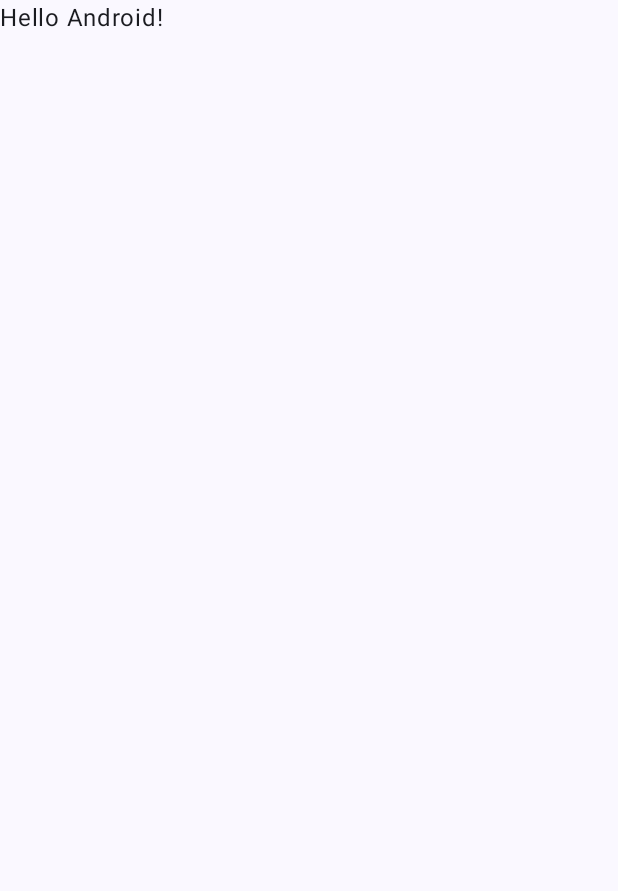
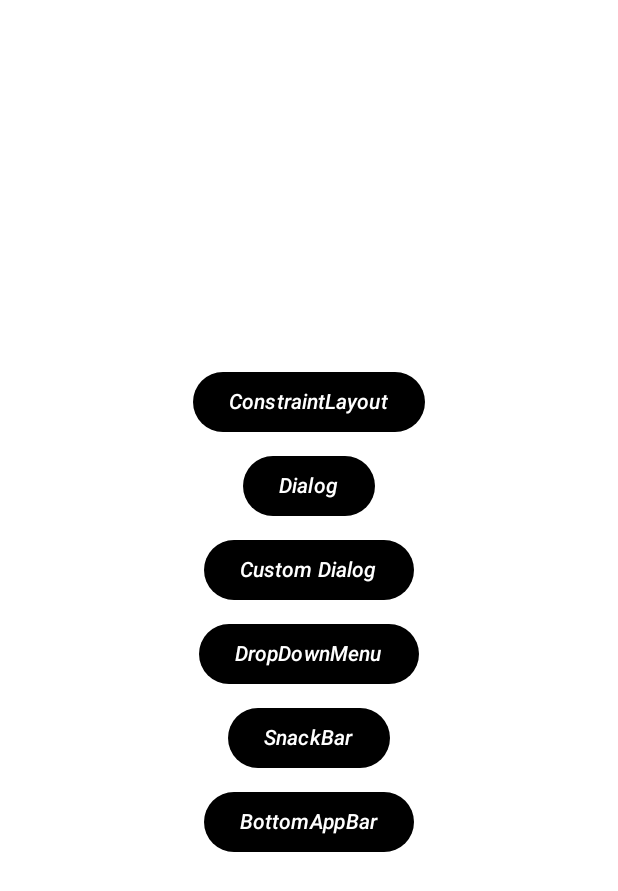
Before and after one commit to isanghoony/ComposeExample, an Android app built with Jetpack Compose: the screen it shows after launch (MainActivity), on a phone screen of 412 x 824 dp. Before the commit the part shown is almost empty. Shown: the top 891 px of the screen. Run offline under Robolectric (Android 15) with nearby library versions, the phone set to English and light mode, and no system bars.

Commit message:
button list 추가
Feat: LazyColumn을 사용한 버튼 리스트 추가

MainActivity에 LazyColumn을 적용하고
앞으로 구현해 나갈 기능을 명시한 Button을 생성했습니다.

```diff
--- a/app/src/main/java/com/isanghoony/composeexample/MainActivity.kt
+++ b/app/src/main/java/com/isanghoony/composeexample/MainActivity.kt
@@ -1,25 +1,47 @@
 package com.isanghoony.composeexample
 
 import android.os.Bundle
+import android.util.Log
 import androidx.activity.ComponentActivity
 import androidx.activity.compose.setContent
+import androidx.compose.foundation.layout.Arrangement
+import androidx.compose.foundation.layout.Spacer
 import androidx.compose.foundation.layout.fillMaxSize
-import androidx.compose.material3.MaterialTheme
+import androidx.compose.foundation.layout.height
+import androidx.compose.foundation.lazy.LazyColumn
+import androidx.compose.material3.Button
+import androidx.compose.material3.ButtonDefaults
 import androidx.compose.material3.Surface
 import androidx.compose.material3.Text
 import androidx.compose.runtime.Composable
+import androidx.compose.ui.Alignment
 import androidx.compose.ui.Modifier
+import androidx.compose.ui.graphics.Color
+import androidx.compose.ui.text.font.FontStyle
 import androidx.compose.ui.tooling.preview.Preview
+import androidx.compose.ui.unit.dp
 import com.isanghoony.composeexample.ui.theme.ComposeExampleTheme
 
 class MainActivity : ComponentActivity() {
     override fun onCreate(savedInstanceState: Bundle?) {
         super.onCreate(savedInstanceState)
         setContent {
+            // 앱의 기본 테마를 설정하고 화면 전체를 채우는 Surface를 만듭니다.
             ComposeExampleTheme {
-                // A surface container using the 'background' color from the theme
-                Surface(modifier = Modifier.fillMaxSize(), color = MaterialTheme.colorScheme.background) {
-                    Greeting("Android")
+                Surface(
+                    modifier = Modifier.fillMaxSize(), // Surface를 화면 전체 크기로 설정합니다.
+                    color = Color.White // Surface의 배경색을 Cyan으로 설정합니다.
+                ) {
+                    ExampleLazyColumn(
+                        arrayOf(
+                            "ConstraintLayout",
+                            "Dialog",
+                            "Custom Dialog",
+                            "DropDownMenu",
+                            "SnackBar",
+                            "BottomAppBar"
+                        )
+                    )
                 }
             }
         }
@@ -27,17 +49,49 @@ class MainActivity : ComponentActivity() {
 }
 
 @Composable
-fun Greeting(name: String, modifier: Modifier = Modifier) {
-    Text(
-        text = "Hello $name!",
-        modifier = modifier
-    )
+fun ExampleLazyColumn(names: Array<String>, modifier: Modifier = Modifier) {
+    LazyColumn(
+        modifier = modifier.fillMaxSize(), // 컬럼을 화면 전체 크기로 설정합니다.
+        verticalArrangement = Arrangement.Center, // 버튼들을 세로 중앙에 정렬합니다.
+        horizontalAlignment = Alignment.CenterHorizontally // 버튼들을 가로 중앙에 정렬합니다.
+    ) {
+        items(names.size) { index ->
+            Button(
+                /*enabled = false,*/
+                colors = ButtonDefaults.buttonColors(
+                    containerColor = Color.Black,
+                    /*contentColor = Color.White,*/
+                    disabledContainerColor = Color.DarkGray,
+                    disabledContentColor = Color.Gray,
+                ),
+                onClick = {
+                    Log.d("buttonClickedEvent","${index}번째 버튼 클릭!")
+                }
+            ) {
+                Text(
+                    text = names[index],
+                    color = Color.White,
+                    fontStyle = FontStyle.Italic
+                )
+            }
+            Spacer(modifier = Modifier.height(8.dp))
+        }
+    }
 }
 
 @Preview(showBackground = true)
 @Composable
-fun GreetingPreview() {
+fun ExamplePreview() {
     ComposeExampleTheme {
-        Greeting("Android")
+        ExampleLazyColumn(
+            arrayOf(
+                "ConstraintLayout",
+                "Dialog",
+                "Custom Dialog",
+                "DropDownMenu",
+                "SnackBar",
+                "BottomAppBar"
+            )
+        )
     }
 }
```
